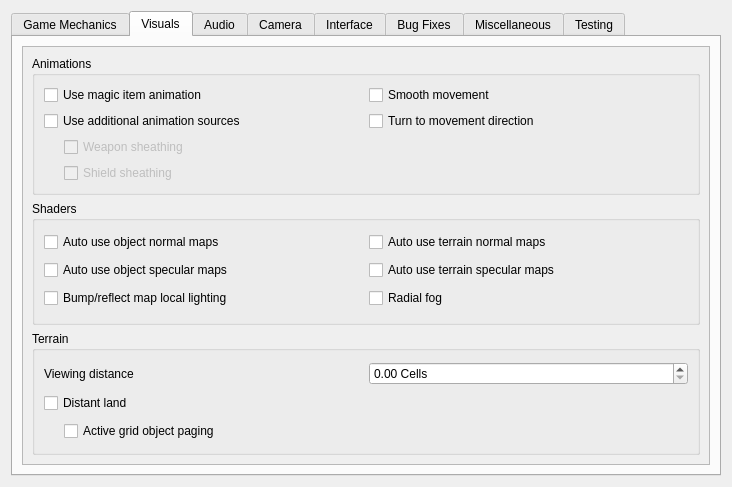
Qt form files/ui/advancedpage.ui (sunhawken/openmw) before a commit.
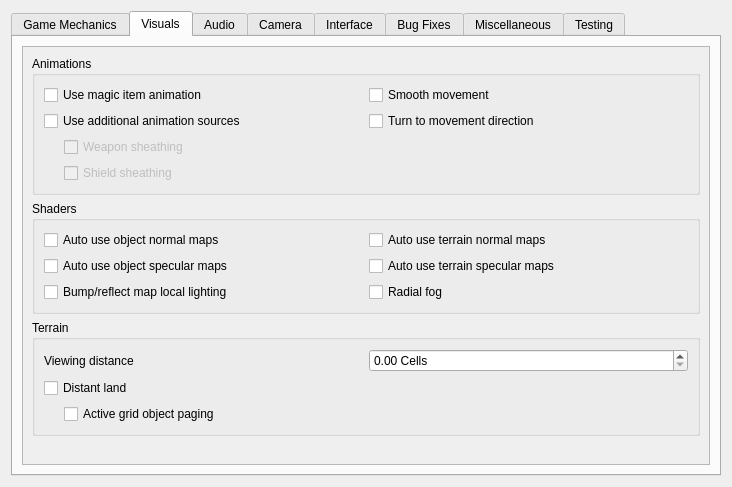
The same form after that commit. The open tabs and pages were chosen to show the change.

Commit message:
Merge branch 'fix_launcher_ui' into 'master'
Make launcher Advanced/Visuals tab look more like other

See merge request OpenMW/openmw!908

What changed in the file:
```diff
--- a/files/ui/advancedpage.ui
+++ b/files/ui/advancedpage.ui
@@ -507,6 +507,19 @@
              </layout>
             </widget>
            </item>
+           <item>
+            <spacer name="verticalSpacer">
+             <property name="orientation">
+              <enum>Qt::Vertical</enum>
+             </property>
+             <property name="sizeHint" stdset="0">
+              <size>
+               <width>20</width>
+               <height>40</height>
+              </size>
+             </property>
+            </spacer>
+           </item>
           </layout>
          </widget>
         </widget>
```
